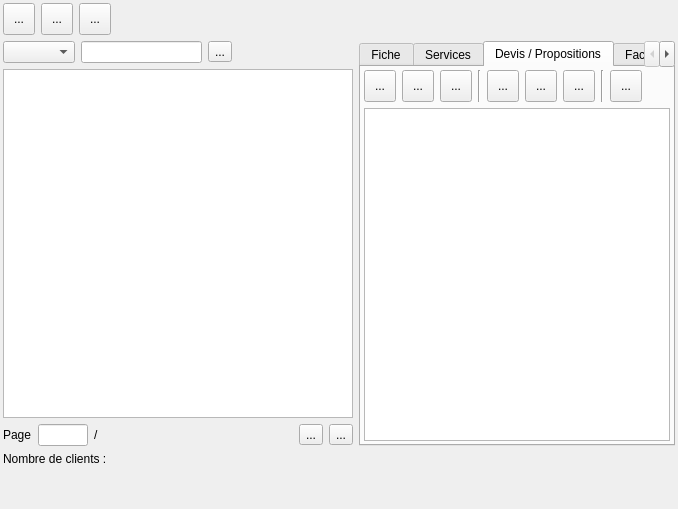
cfdev/mcercle, file src/customerView.ui: the form before one commit.
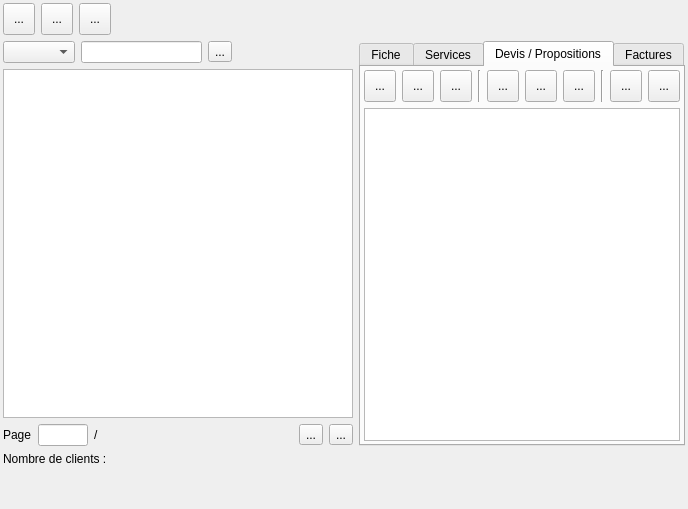
The form after the commit. The open tabs and pages were chosen to show the change. Icons and pictures are not drawn.

Commit message: Add tool buttons to export PDF directly

Patch:
```diff
--- a/src/customerView.ui
+++ b/src/customerView.ui
@@ -803,6 +803,32 @@
                  </property>
                 </widget>
                </item>
+               <item>
+                <widget class="QToolButton" name="toolButton_printPDFPro">
+                 <property name="minimumSize">
+                  <size>
+                   <width>32</width>
+                   <height>32</height>
+                  </size>
+                 </property>
+                 <property name="toolTip">
+                  <string>Expoter en PDF</string>
+                 </property>
+                 <property name="text">
+                  <string>...</string>
+                 </property>
+                 <property name="icon">
+                  <iconset resource="../ressources.qrc">
+                   <normaloff>:/app/pdf</normaloff>:/app/pdf</iconset>
+                 </property>
+                 <property name="iconSize">
+                  <size>
+                   <width>22</width>
+                   <height>22</height>
+                  </size>
+                 </property>
+                </widget>
+               </item>
                <item>
                 <spacer name="horizontalSpacer_5">
                  <property name="orientation">
```
Left out of the diff: 30 changed lines with no effect on the pictures. The commit also changes 2 other files.
